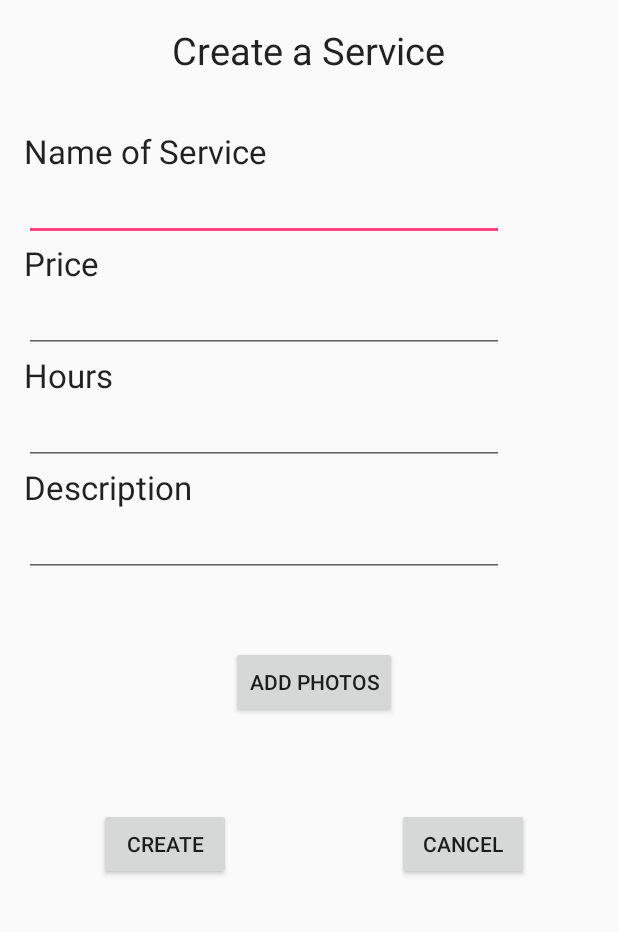
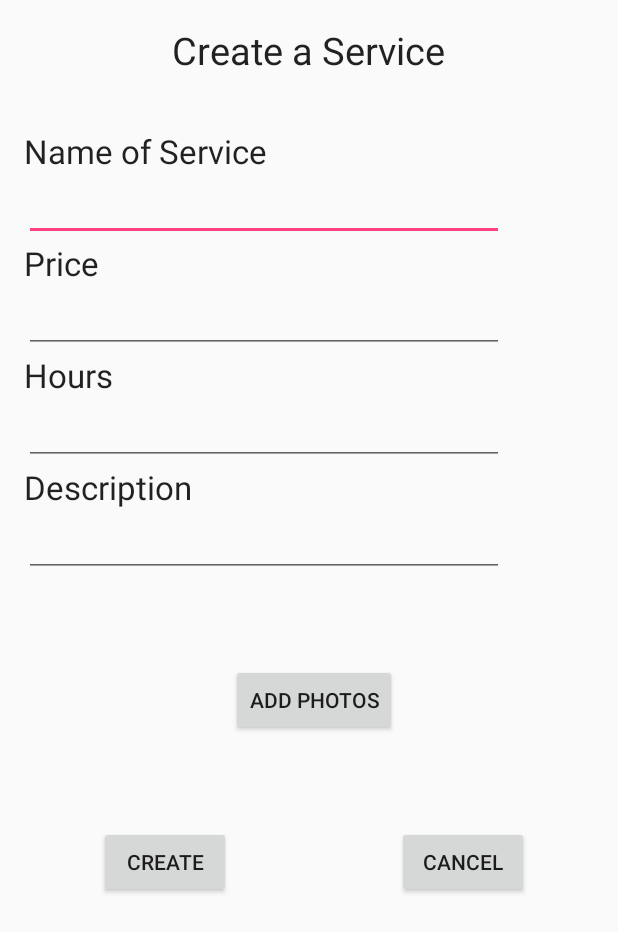
Before and after one commit to chills510/Whats_Good, an Android app: the layout content_create_aservice.xml on its own in the app's theme, with its tools: preview values and no code run, on a phone screen of 412 x 824 dp. Shown: the top 932 px of the screen. Run offline under Robolectric (Android 15) with nearby library versions, the phone set to English and light mode, and no system bars.

```diff
--- a/app/src/main/res/layout/content_create_aservice.xml
+++ b/app/src/main/res/layout/content_create_aservice.xml
@@ -108,7 +108,7 @@
         android:layout_height="wrap_content"
         android:text="Add Photos"
         android:id="@+id/buttonAddPhotos"
-        android:layout_marginTop="46dp"
+        android:layout_marginTop="58dp"
         android:layout_below="@+id/editText7"
         android:layout_toRightOf="@+id/buttonCreate"
         android:layout_toEndOf="@+id/buttonCreate" />
```
